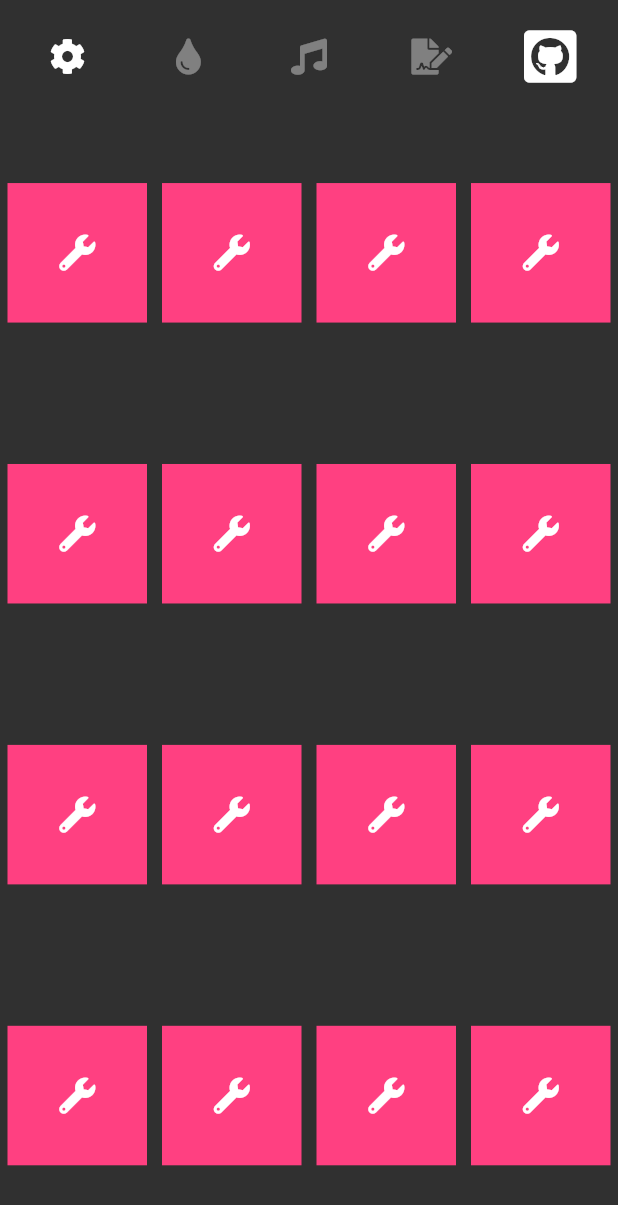
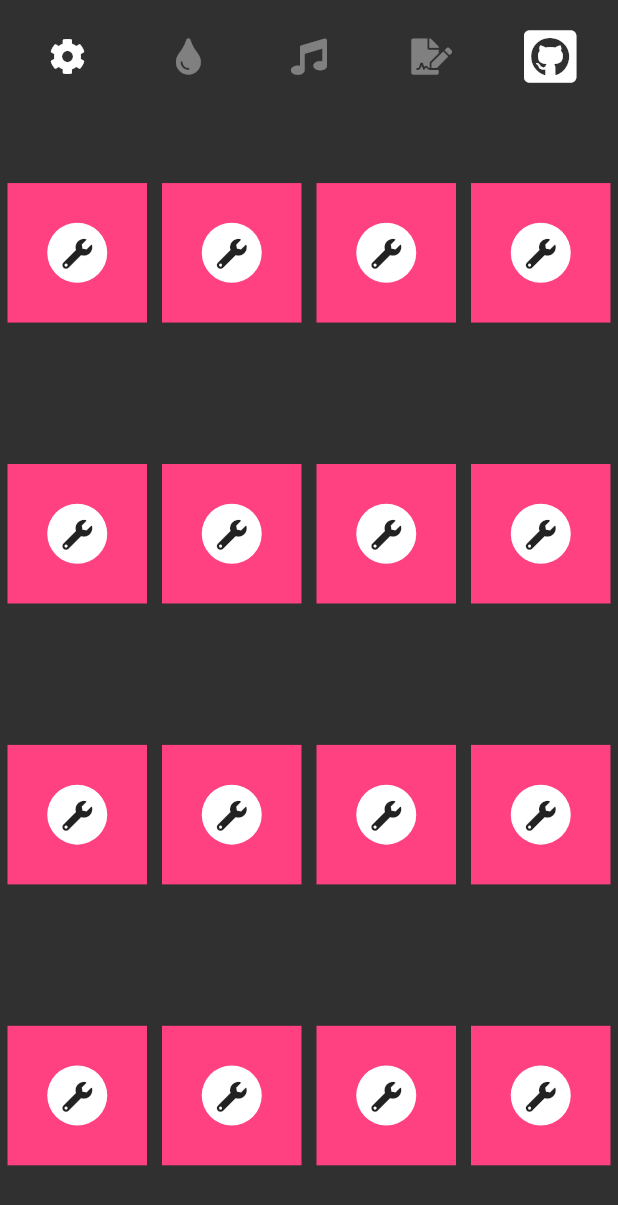
Before and after one commit to BolZer/novation, a Flutter app: the screen it shows after launch, after a tap on an icon or button, on a phone screen of 412 x 824 dp. Shown: the top 1205 px of the screen. Run offline on Flutter 3.47's test engine with Material 2 defaults, Android fonts, the light colour scheme and no system bars; our stand-ins replace bloc, equatable, flutter_bloc, font_awesome_flutter.

Commit message:
Styling of the Quadrants

```diff
--- a/lib/widgets/SoundBoardToolbar.dart
+++ b/lib/widgets/SoundBoardToolbar.dart
@@ -55,7 +55,24 @@ class _SoundBoardToolbarState extends State<SoundBoardToolbar> {
         child: IconButton(icon: Icon(FontAwesomeIcons.music), onPressed: null),
       ),
       Expanded(
-        child: IconButton(icon: Icon(FontAwesomeIcons.fileSignature), onPressed: null),
+        child: IconButton(
+            icon: Icon(FontAwesomeIcons.fileSignature),
+            onPressed: state.focusedSoundButton == null
+                ? null
+                : () {
+                    showDialog(
+                        context: context,
+                        builder: (BuildContext context) {
+                          TextEditingController controller = TextEditingController();
+
+                          return AlertDialog(
+                            title: Text("Name this Sound Button"),
+                            content: TextField(
+                              controller: controller,
+                            ),
+                          );
+                        });
+                  }),
       ),
       Expanded(
         child: Icon(FontAwesomeIcons.githubSquare, size: 40.0),
--- a/lib/widgets/SoundButton.dart
+++ b/lib/widgets/SoundButton.dart
@@ -25,10 +25,30 @@ class _SoundButtonState extends State<SoundButton> {
             width: constraints.maxHeight < constraints.maxWidth ? constraints.maxHeight : constraints.maxWidth,
             height: constraints.maxHeight < constraints.maxWidth ? constraints.maxHeight : constraints.maxWidth,
             color: widget.sound != null ? Color(widget.sound.colorValue) : Colors.grey,
-            child: widget.isInEditMode ? Icon(FontAwesomeIcons.wrench) : null,
+            child: widget.isInEditMode ? this.editIconDisplay : null,
           ),
         );
       },
     );
   }
+
+  Widget get editIconDisplay {
+    return FittedBox(
+      fit: BoxFit.none,
+      child: Container(
+        decoration: new BoxDecoration(
+          shape: BoxShape.circle,
+          color: Colors.white,
+        ),
+        child: Padding(
+          padding: EdgeInsets.all(10.0),
+          child: Icon(
+            FontAwesomeIcons.wrench,
+            size: 20.0,
+            color: Colors.black87,
+          ),
+        ),
+      ),
+    );
+  }
 }
```
